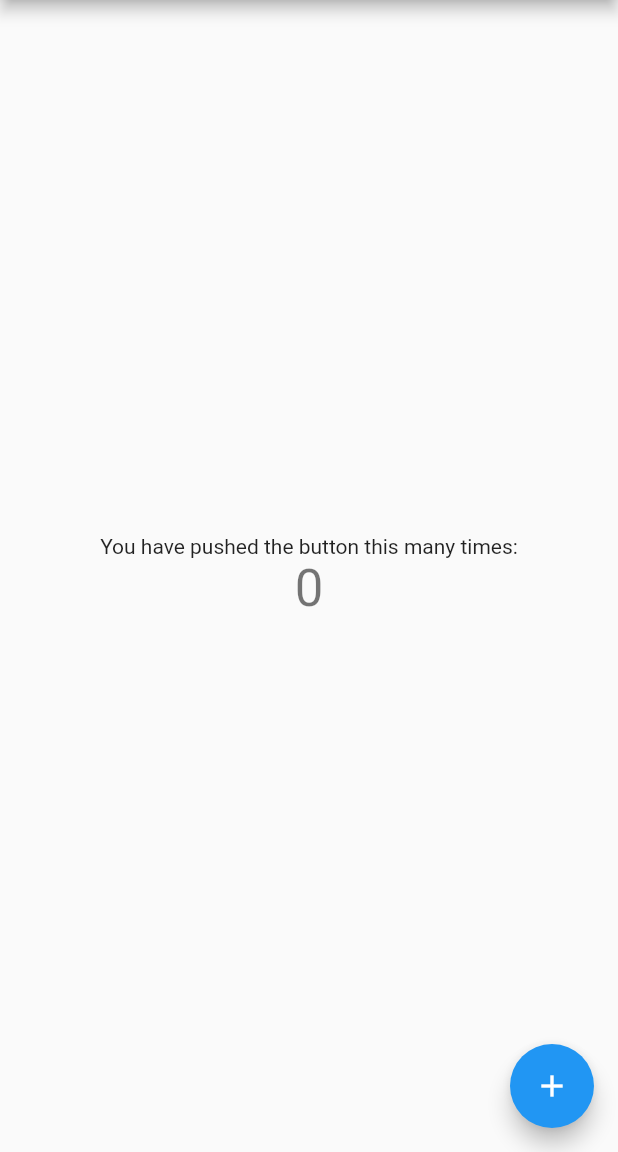
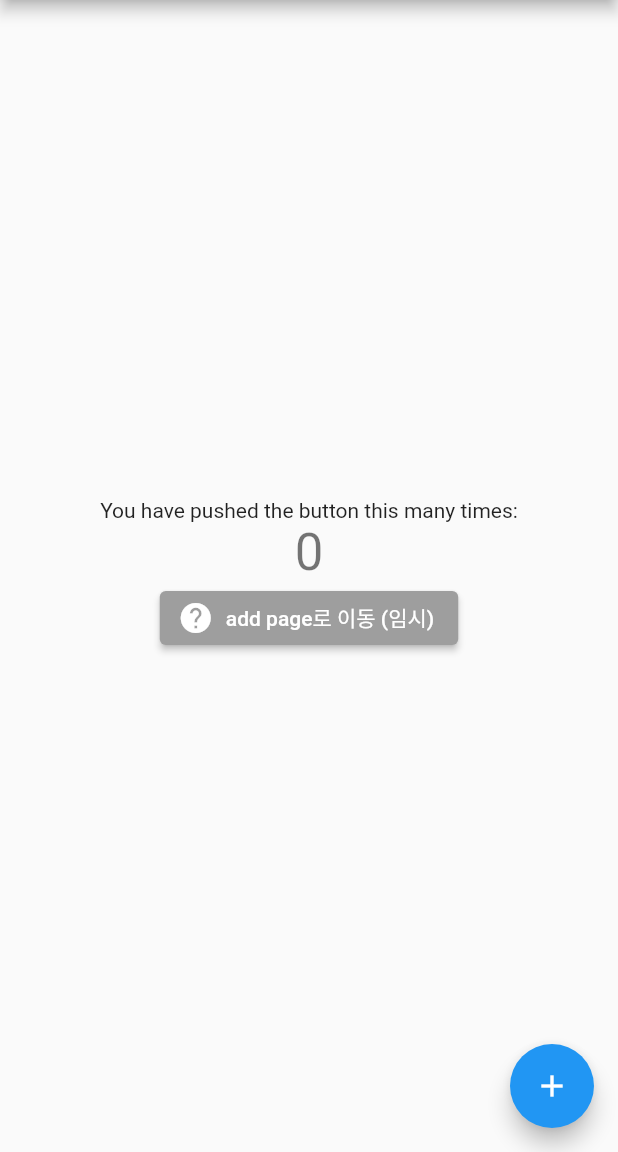
Before and after one commit to heejuShin/TnT, a Flutter app: the screen it shows after launch, after a tap on "Google로 로그인", on a phone screen of 412 x 824 dp, the part 84-1236 px from its top. Run offline on Flutter 3.47's test engine with Material 2 defaults, Android fonts, the phone set to English and light mode, and no system bars; our stand-ins replace firebase_auth, google_sign_in; accounts and stored records are empty.

Commit message:
add timetable page

```diff
--- a/lib/app.dart
+++ b/lib/app.dart
@@ -2,10 +2,10 @@ import 'package:flutter/material.dart';
 
 import 'main.dart';
 import 'login.dart';
+import 'addTimeTable.dart';
 
 
 class TnT extends StatelessWidget {
-
   @override
   Widget build(BuildContext context) {
     return MaterialApp(
@@ -20,7 +20,7 @@ class TnT extends StatelessWidget {
     if (settings.name == '/login') {
       return MaterialPageRoute<void>(
         settings: settings,
-        builder: (BuildContext context) => LoginPage(),
+        builder: (BuildContext context) => SplashScreen(),
         fullscreenDialog: true,
       );
     }
@@ -31,5 +31,12 @@ class TnT extends StatelessWidget {
         fullscreenDialog: true,
       );
     }
+    else if (settings.name == '/addTimeTable'){
+      return MaterialPageRoute<void>(
+        settings: settings,
+        builder: (BuildContext context) => MyApp(),
+        fullscreenDialog: true,
+      );
+    }
   }
 }
--- a/lib/login.dart
+++ b/lib/login.dart
@@ -1,4 +1,45 @@
 import 'package:flutter/material.dart';
+import 'package:firebase_auth/firebase_auth.dart';
+import 'package:google_sign_in/google_sign_in.dart';
+import 'dart:async';
+
+class SplashScreen extends StatefulWidget{
+ @override
+ _SplashScreenState createState() => _SplashScreenState();
+}
+
+class _SplashScreenState extends State<SplashScreen>{
+  final splashDelay = 3;
+
+  @override
+  void initState() {
+    super.initState();
+
+    _loadWidget();
+  }
+
+  _loadWidget() async {
+    var _duration = Duration(seconds: splashDelay);
+    return Timer(_duration, navigationPage);
+  }
+
+  void navigationPage() {
+    Navigator.pushReplacement(context, MaterialPageRoute(builder: (BuildContext context) => LoginPage()));
+  }
+
+
+  @override
+  Widget build(BuildContext context){
+    return MaterialApp(
+        title: 'Welcome to TnT',
+        home: Container( //컨테이너로 감싼다.
+          decoration: BoxDecoration( //decoration 을 준다.
+          image: DecorationImage(
+            image: AssetImage("images/logo.png"), fit: BoxFit.contain)),
+        ),
+    );
+  }
+}
 
 class LoginPage extends StatefulWidget {
   @override
--- a/lib/main.dart
+++ b/lib/main.dart
@@ -1,9 +1,12 @@
 import 'package:flutter/material.dart';
 import 'app.dart';
 
+/*
 void main() {
   runApp(TnT());
-}
+}*/
+
+void main() => runApp(TnT());
 
 class MyApp extends StatelessWidget {
   // This widget is the root of your application.
@@ -12,15 +15,6 @@ class MyApp extends StatelessWidget {
     return MaterialApp(
       title: 'Flutter Demo',
       theme: ThemeData(
-        // This is the theme of your application.
-        //
-        // Try running your application with "flutter run". You'll see the
-        // application has a blue toolbar. Then, without quitting the app, try
-        // changing the primarySwatch below to Colors.green and then invoke
-        // "hot reload" (press "r" in the console where you ran "flutter run",
-        // or simply save your changes to "hot reload" in a Flutter IDE).
-        // Notice that the counter didn't reset back to zero; the application
-        // is not restarted.
         primarySwatch: Colors.blue,
       ),
       home: MyHomePage(title: 'Flutter Demo Home Page'),
@@ -30,16 +24,6 @@ class MyApp extends StatelessWidget {
 
 class MyHomePage extends StatefulWidget {
   MyHomePage({Key key, this.title}) : super(key: key);
-
-  // This widget is the home page of your application. It is stateful, meaning
-  // that it has a State object (defined below) that contains fields that affect
-  // how it looks.
-
-  // This class is the configuration for the state. It holds the values (in this
-  // case the title) provided by the parent (in this case the App widget) and
-  // used by the build method of the State. Fields in a Widget subclass are
-  // always marked "final".
-
   final String title;
 
   @override
@@ -51,47 +35,22 @@ class _MyHomePageState extends State<MyHomePage> {
 
   void _incrementCounter() {
     setState(() {
-      // This call to setState tells the Flutter framework that something has
-      // changed in this State, which causes it to rerun the build method below
-      // so that the display can reflect the updated values. If we changed
-      // _counter without calling setState(), then the build method would not be
-      // called again, and so nothing would appear to happen.
       _counter++;
     });
   }
 
   @override
   Widget build(BuildContext context) {
-    // This method is rerun every time setState is called, for instance as done
-    // by the _incrementCounter method above.
-    //
-    // The Flutter framework has been optimized to make rerunning build methods
-    // fast, so that you can just rebuild anything that needs updating rather
-    // than having to individually change instances of widgets.
+
     return Scaffold(
       appBar: AppBar(
-        // Here we take the value from the MyHomePage object that was created by
-        // the App.build method, and use it to set our appbar title.
+
         title: Text(widget.title),
       ),
       body: Center(
         // Center is a layout widget. It takes a single child and positions it
         // in the middle of the parent.
         child: Column(
-          // Column is also a layout widget. It takes a list of children and
-          // arranges them vertically. By default, it sizes itself to fit its
-          // children horizontally, and tries to be as tall as its parent.
-          //
-          // Invoke "debug painting" (press "p" in the console, choose the
-          // "Toggle Debug Paint" action from the Flutter Inspector in Android
-          // Studio, or the "Toggle Debug Paint" command in Visual Studio Code)
-          // to see the wireframe for each widget.
-          //
-          // Column has various properties to control how it sizes itself and
-          // how it positions its children. Here we use mainAxisAlignment to
-          // center the children vertically; the main axis here is the vertical
-          // axis because Columns are vertical (the cross axis would be
-          // horizontal).
           mainAxisAlignment: MainAxisAlignment.center,
           children: <Widget>[
             Text(
@@ -100,6 +59,21 @@ class _MyHomePageState extends State<MyHomePage> {
             Text(
               '$_counter',
               style: Theme.of(context).textTheme.headline4,
+            ),
+            ElevatedButton.icon(
+              label: Text("add page로 이동 (임시)"),
+              icon: Icon(Icons.help),
+              style: ElevatedButton.styleFrom(
+                primary: Colors.grey,
+              ),
+              onPressed: () {
+                print("check");
+                /*Navigator.pushNamed(
+                  context,
+                  "/login"
+                );*/
+                //Navigator.of(context).pushNamed('/addTimeTable');
+              },
             ),
           ],
         ),
--- a/pubspec.yaml
+++ b/pubspec.yaml
@@ -32,6 +32,8 @@ dev_dependencies:
   cloud_firestore: ^1.0.0
   firebase_auth: ^1.0.0
   provider: ^5.0.0
+  #google login
+  google_sign_in: "^4.5.1"
 
 flutter:
   uses-material-design: true
```
Also changed, not shown: lib/addTimeTable.dart (added, +48 -0 lines), pubspec.lock, 2 other files.
